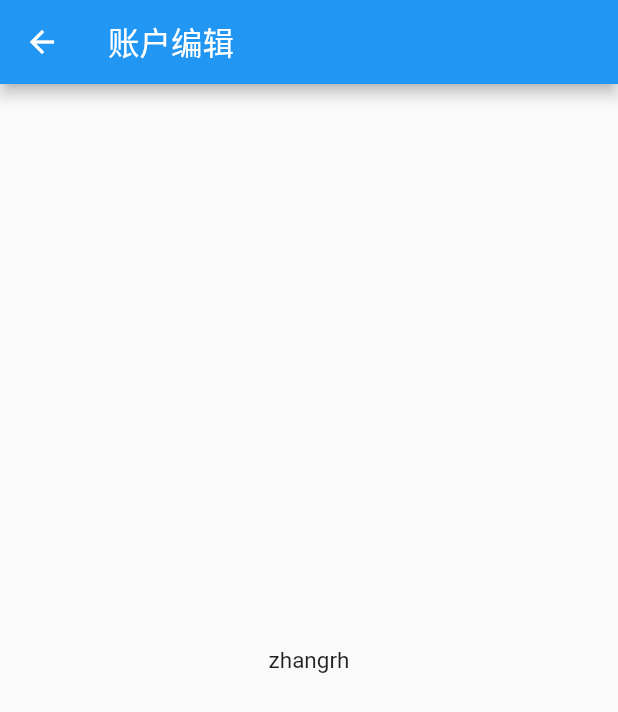
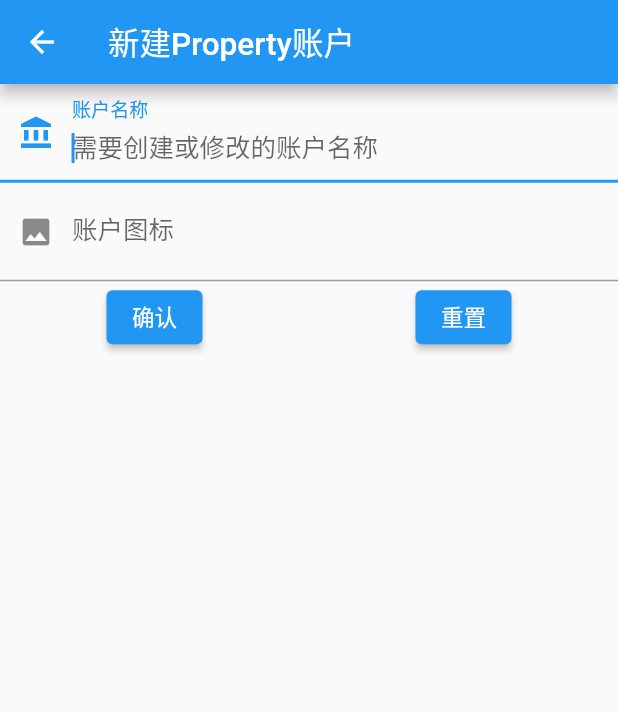
Before and after one commit to zhangrunhao/account_flutter, a Flutter app: the screen it shows after launch, item 2 of the bottom bar chosen, after a tap on the "add" icon, on a phone screen of 412 x 824 dp. Shown: the top 712 px of the screen. Run offline on Flutter 3.47's test engine with Material 2 defaults, Android fonts, the phone set to English and light mode, and no system bars; our stand-ins replace decimal, dio, flutter_easyloading, shared_preferences; network calls fail.

Commit message:
account creage

```diff
--- a/lib/api/account_api.dart
+++ b/lib/api/account_api.dart
@@ -1,3 +1,5 @@
+import 'dart:convert';
+
 import 'package:account_flutter/api/my_dio.dart';
 import 'package:account_flutter/bean/account_bean.dart';
 import 'package:dio/dio.dart';
@@ -22,4 +24,8 @@ class AccountApi {
       return AccountBean.fromJson(response.data['data']);
     }
   }
+
+  static Future<void> create(AccountBean account) async {
+    await MyDio.fetch("post", "/account", jsonEncode(account));
+  }
 }
--- a/lib/bean/trade_cate_bean.dart
+++ b/lib/bean/trade_cate_bean.dart
@@ -21,7 +21,7 @@ class TradeCateBean {
         operate = json['operate']!;
 
   Map<String, dynamic> toJson() {
-    final Map<String , dynamic> data = <String, dynamic>{};
+    final Map<String, dynamic> data = <String, dynamic>{};
     data['name'] = name;
     data['icon'] = icon;
     data['id'] = id;
--- a/lib/main.dart
+++ b/lib/main.dart
@@ -74,7 +74,10 @@ class MyApp extends StatelessWidget {
           return AccountDetailPage(account: arguments as AccountBean);
         },
         "account_edit": (context) {
-          return const AccountEditPage();
+          AccountEditPageArguments arguments = ModalRoute.of(context)
+              ?.settings
+              .arguments as AccountEditPageArguments;
+          return AccountEditPage(arguments: arguments,);
         }
       },
     );
--- a/lib/pages/account_edit/account_edit_page.dart
+++ b/lib/pages/account_edit/account_edit_page.dart
@@ -1,17 +1,108 @@
+import 'package:account_flutter/api/account_api.dart';
+import 'package:account_flutter/bean/account_bean.dart';
+import 'package:account_flutter/model/account_list_model.dart';
 import 'package:flutter/material.dart';
+import 'package:provider/provider.dart';
+
+class AccountEditPageArguments {
+  final String accountCate;
+  final AccountBean? account; // 有就是更新, 没有就是新增
+  AccountEditPageArguments(this.accountCate, this.account);
+}
 
 class AccountEditPage extends StatelessWidget {
-  const AccountEditPage({super.key});
-
+  final AccountEditPageArguments arguments;
+  const AccountEditPage({super.key, required this.arguments});
   @override
   Widget build(BuildContext context) {
     return Scaffold(
       appBar: AppBar(
-        title: const Text("账户编辑"),
+        title: Text(
+            "${arguments.account == null ? "新建" : "更新"}${arguments.accountCate}账户"),
       ),
-      body: const Center(
-        child: Text("zhangrh"),
+      body: _AccountEditForm(
+        cate: arguments.accountCate,
       ),
     );
   }
 }
+
+class _AccountEditForm extends StatefulWidget {
+  final String cate;
+
+  const _AccountEditForm({required this.cate});
+
+  @override
+  State<StatefulWidget> createState() {
+    return _AccountEditFormState();
+  }
+}
+
+class _AccountEditFormState extends State<_AccountEditForm> {
+  final TextEditingController _nameController = TextEditingController();
+  final TextEditingController _iconController = TextEditingController();
+  final GlobalKey _formKey = GlobalKey<FormState>();
+  @override
+  Widget build(BuildContext context) {
+    return Form(
+      key: _formKey,
+      child: Column(
+        children: <Widget>[
+          TextFormField(
+            autofocus: true,
+            controller: _nameController,
+            decoration: const InputDecoration(
+              labelText: "账户名称",
+              hintText: "需要创建或修改的账户名称",
+              prefixIcon: Icon(Icons.account_balance),
+            ),
+            validator: (v) {
+              return v!.trim().isNotEmpty ? null : "账户名称不能为空";
+            },
+          ),
+          TextFormField(
+            controller: _iconController,
+            decoration: const InputDecoration(
+              labelText: "账户图标",
+              hintText: "需要创建或账户的图标",
+              prefixIcon: Icon(Icons.image),
+            ),
+            validator: (v) {
+              return v!.trim().isNotEmpty ? null : "图标不能为空";
+            },
+          ),
+          Row(
+            mainAxisAlignment: MainAxisAlignment.spaceAround,
+            children: [
+              Builder(builder: (ctx) {
+
+                return ElevatedButton(
+                  child: const Text("确认"),
+                  onPressed: () {
+                    if (Form.of(ctx).validate()) {
+                      AccountApi.create(
+                        AccountBean(
+                            id: 0,
+                            name: _nameController.text,
+                            cate: widget.cate,
+                            icon: _iconController.text),
+                      ).then((value) {
+                        context.read<AccountListModel>().update().then((value) {
+                          Navigator.of(context).pop();
+                        });
+                      });
+                    }
+                  },
+                );
+              }),
+              ElevatedButton(
+                child: const Text("重置"),
+                onPressed: () {},
+              ),
+            ],
+          ),
+        ],
+      ),
+    );
+  }
+}
--- a/lib/pages/home/account_list.dart
+++ b/lib/pages/home/account_list.dart
@@ -1,14 +1,15 @@
 import 'package:account_flutter/bean/account_bean.dart';
+import 'package:account_flutter/pages/account_edit/account_edit_page.dart';
 import 'package:flutter/material.dart';
 
 class AccountList extends StatelessWidget {
   final List<AccountBean> accounts;
-  final String type;
+  final String cate;
 
   const AccountList({
     super.key,
     required this.accounts,
-    required this.type,
+    required this.cate,
   });
 
   @override
@@ -16,13 +17,19 @@ class AccountList extends StatelessWidget {
     return ListView.separated(
       itemBuilder: (BuildContext context, int index) {
         if (index == 0) {
-          return  Row(
+          return Row(
             mainAxisAlignment: MainAxisAlignment.spaceBetween,
             children: [
-                Text(type == "Debt" ? "负债" : "资产"),
+              Text(cate == "Debt" ? "负债" : "资产"),
               ElevatedButton(
                 onPressed: () {
-                    Navigator.of(context).pushNamed("account_edit");
+                  Navigator.of(context).pushNamed(
+                    "account_edit",
+                    arguments: AccountEditPageArguments(
+                      cate,
+                      null
+                    ),
+                  );
                 },
                 child: const Icon(Icons.add),
               ),
@@ -35,7 +42,8 @@ class AccountList extends StatelessWidget {
             leading: Image.asset("images/cate_icons/${account.icon}.png"),
             title: Text(account.name),
             onTap: () {
-              Navigator.pushNamed(context, "account_detail", arguments: account);
+              Navigator.pushNamed(context, "account_detail",
+                  arguments: account);
             },
           );
         }
--- a/lib/pages/home/wallet_widget.dart
+++ b/lib/pages/home/wallet_widget.dart
@@ -17,13 +17,13 @@ class WalletWidget extends StatelessWidget {
       children: [
         Expanded(
           child: AccountList(
-            type: "Property",
+            cate: "Property",
             accounts: propertyAccounts,
           ),
         ),
         Expanded(
           child: AccountList(
-            type: "Debt",
+            cate: "Debt",
             accounts: debtAccounts,
           ),
         ),
```
Also changed, not shown: lib/bean/account_bean.dart (+9 -0 lines), lib/pages/account_detail/account_detail_page.dart (+15 -1 lines), 1 other file. Lines whose indentation alone changed are shown as unchanged.
